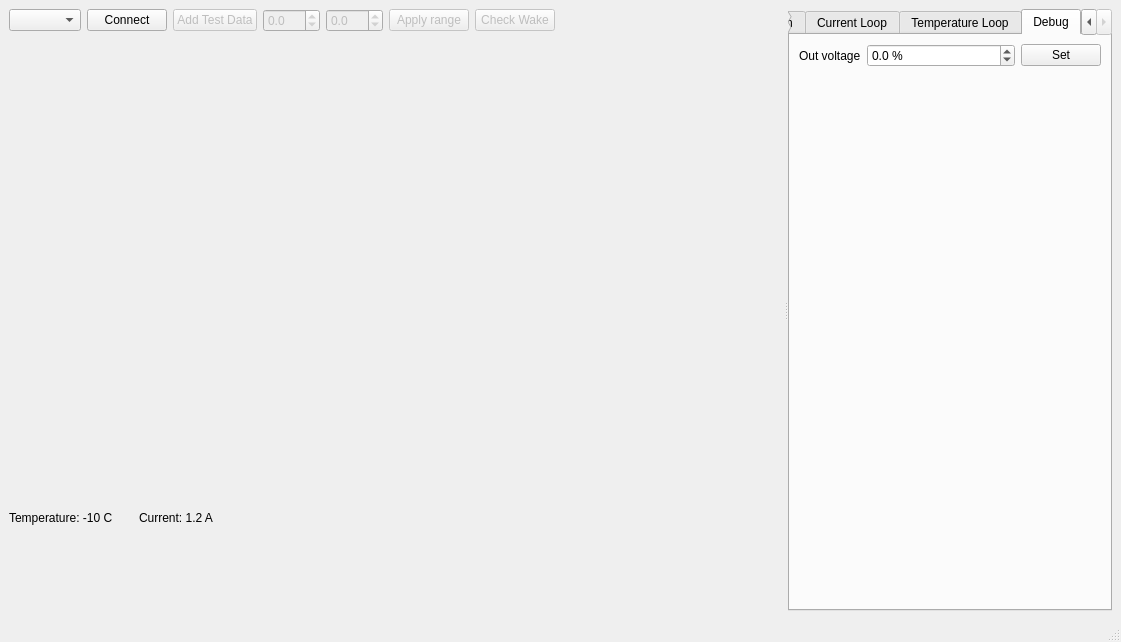
First picture: the form in mainwindow.ui, repository glavmonter/QPeltierUI, before the edit.
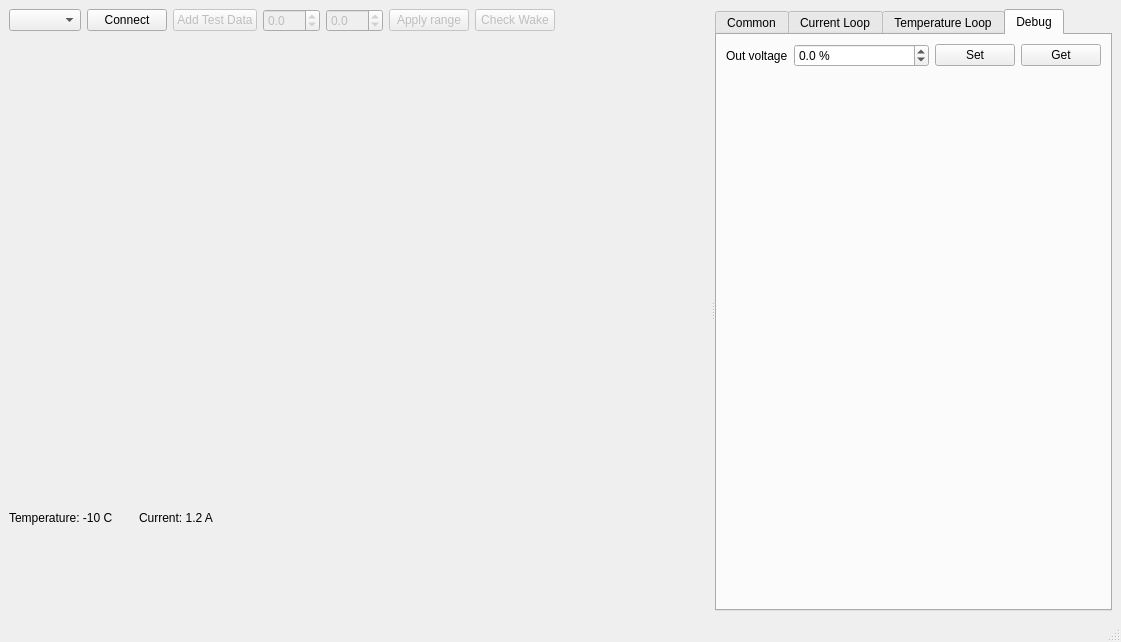
Second picture: the form after the edit. Custom widgets are drawn as their Qt base class.

Patch:
```diff
--- a/mainwindow.ui
+++ b/mainwindow.ui
@@ -307,6 +307,13 @@
              </property>
             </widget>
            </item>
+           <item>
+            <widget class="QPushButton" name="btnDebugOutVoltageGet">
+             <property name="text">
+              <string>Get</string>
+             </property>
+            </widget>
+           </item>
           </layout>
          </item>
          <item>
```
